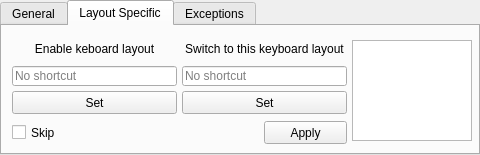
Before: the Qt Designer form src/Chiya/correctlayoutsettingswindow.ui in QYQYMBA/ChiyaProject, drawn with Qt 5.
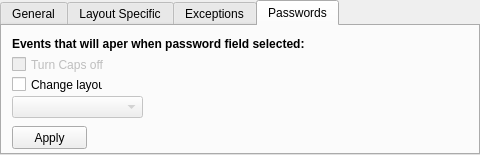
After: the same form once the commit is applied.

```diff
--- a/src/Chiya/correctlayoutsettingswindow.ui
+++ b/src/Chiya/correctlayoutsettingswindow.ui
@@ -23,7 +23,7 @@
     </rect>
    </property>
    <property name="currentIndex">
-    <number>1</number>
+    <number>3</number>
    </property>
    <widget class="QWidget" name="general">
     <attribute name="title">
@@ -91,6 +91,13 @@
        <height>16</height>
       </rect>
      </property>
+     <property name="font">
+      <font>
+       <pointsize>7</pointsize>
+       <weight>75</weight>
+       <bold>true</bold>
+      </font>
+     </property>
      <property name="text">
       <string>Switch to this keyboard layout</string>
      </property>
@@ -107,6 +114,13 @@
        <height>16</height>
       </rect>
      </property>
+     <property name="font">
+      <font>
+       <pointsize>7</pointsize>
+       <weight>75</weight>
+       <bold>true</bold>
+      </font>
+     </property>
      <property name="text">
       <string>Enable keboard layout</string>
      </property>
@@ -261,6 +275,85 @@
      </property>
     </widget>
    </widget>
+   <widget class="QWidget" name="passwords">
+    <attribute name="title">
+     <string>Passwords</string>
+    </attribute>
+    <widget class="QCheckBox" name="pCapsLockCheckBoxCl">
+     <property name="enabled">
+      <bool>false</bool>
+     </property>
+     <property name="geometry">
+      <rect>
+       <x>10</x>
+       <y>30</y>
+       <width>121</width>
+       <height>17</height>
+      </rect>
+     </property>
+     <property name="text">
+      <string>Turn Caps off</string>
+     </property>
+    </widget>
+    <widget class="QCheckBox" name="pLayoutCheckBoxCl">
+     <property name="geometry">
+      <rect>
+       <x>10</x>
+       <y>50</y>
+       <width>91</width>
+       <height>17</height>
+      </rect>
+     </property>
+     <property name="text">
+      <string>Change layout</string>
+     </property>
+    </widget>
+    <widget class="QLabel" name="pLabelCl">
+     <property name="geometry">
+      <rect>
+       <x>10</x>
+       <y>10</y>
+       <width>301</width>
+       <height>16</height>
+      </rect>
+     </property>
+     <property name="font">
+      <font>
+       <weight>75</weight>
+       <bold>true</bold>
+      </font>
+     </property>
+     <property name="text">
+      <string>Events that will aper when password field selected:</string>
+     </property>
+    </widget>
+    <widget class="QComboBox" name="pLayoutComboBoxCl">
+     <property name="enabled">
+      <bool>false</bool>
+     </property>
+     <property name="geometry">
+      <rect>
+       <x>10</x>
+       <y>70</y>
+       <width>131</width>
+       <height>22</height>
+      </rect>
+     </property>
+    </widget>
+    <widget class="QPushButton" name="pApplyButtonCl">
+     <property name="geometry">
+      <rect>
+       <x>10</x>
+       <y>100</y>
+       <width>75</width>
+       <height>23</height>
+      </rect>
+     </property>
+     <property name="text">
+      <string>Apply</string>
+     </property>
+    </widget>
+   </widget>
   </widget>
  </widget>
  <resources/>
```
